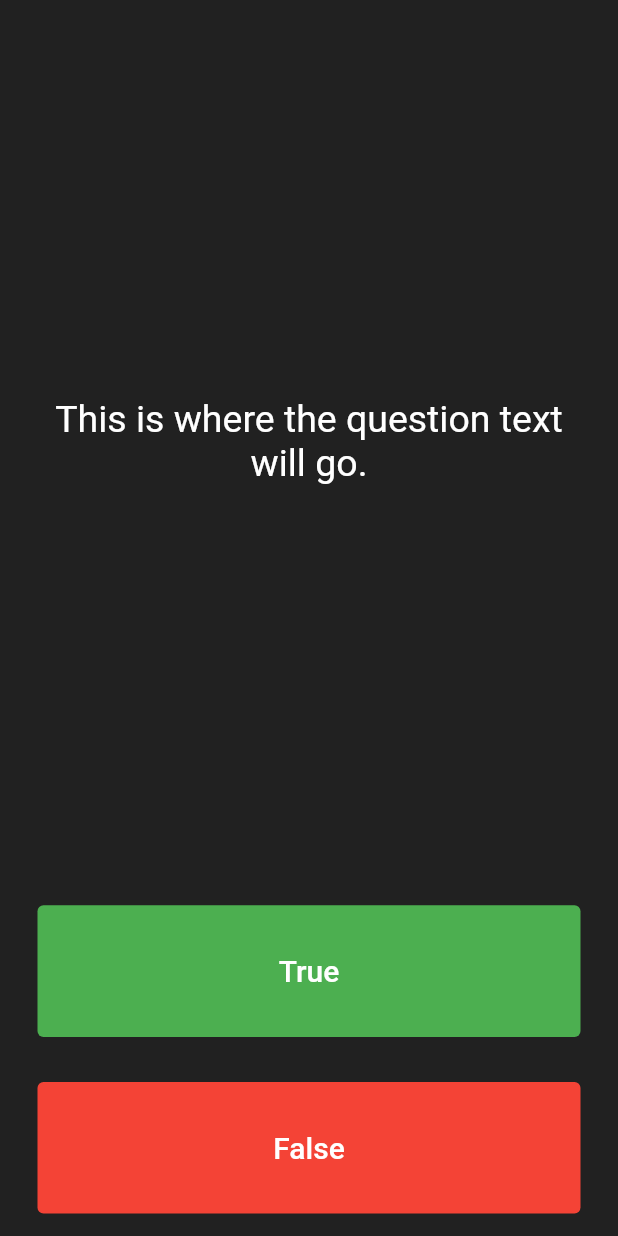
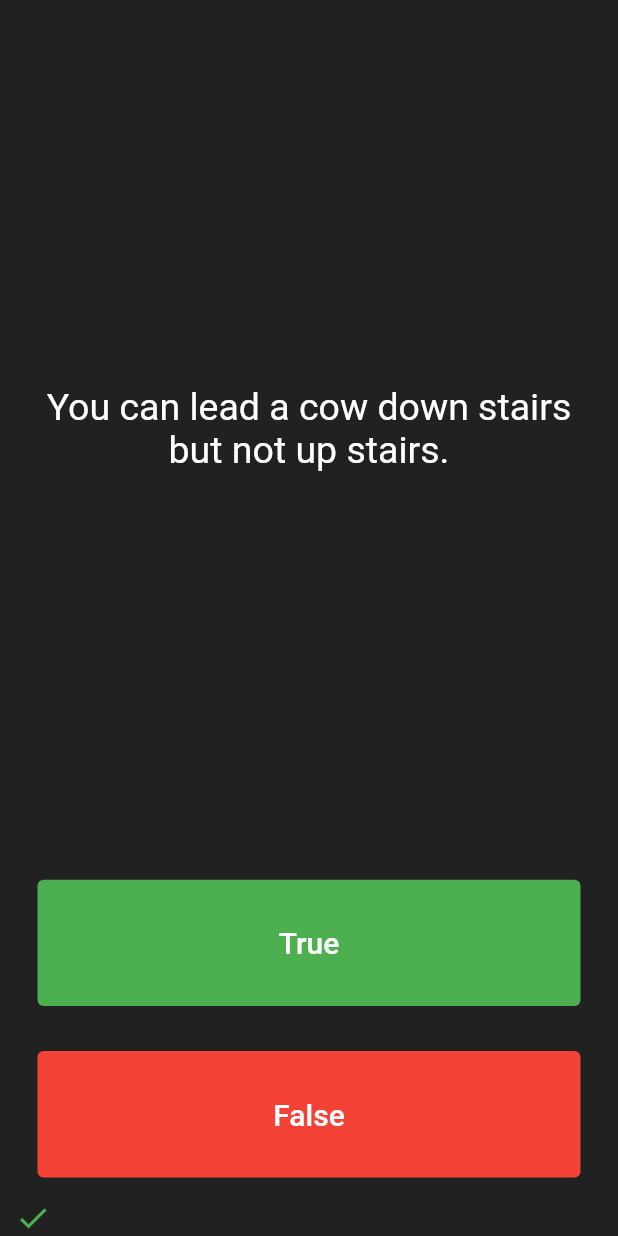
Before and after one commit to MagedGDEV/flutterApps, a Flutter app: the screen it shows after launch, after a tap on "True", on a phone screen of 412 x 824 dp. Run offline on Flutter 3.47's test engine with Material 2 defaults, Android fonts, the phone set to English and light mode, and no system bars; our stand-ins replace rflutter_alert.

Commit message:
finish quizzler app

```diff
--- a/quizzler/lib/main.dart
+++ b/quizzler/lib/main.dart
@@ -1,4 +1,8 @@
 import 'package:flutter/material.dart';
+import 'package:rflutter_alert/rflutter_alert.dart';
+import 'quiz_brain.dart';
+
+QuizBrain quizBrain = QuizBrain();
 
 void main() => runApp(Quizzler());
 
@@ -25,6 +29,35 @@ class QuizPage extends StatefulWidget {
 }
 
 class _QuizPageState extends State<QuizPage> {
+  List<Icon> scoreKeeper = [];
+  Icon correctIcon = Icon(
+    Icons.check,
+    color: Colors.green,
+  );
+  Icon wrongIcon = Icon(
+    Icons.close,
+    color: Colors.red,
+  );
+
+  void checkAnswer(bool userPickedAnswer) {
+    setState(() {
+      if (quizBrain.getQuestionAnswer() == userPickedAnswer) {
+        scoreKeeper.add(correctIcon);
+      } else {
+        scoreKeeper.add(wrongIcon);
+      }
+      if (quizBrain.nextQuestion()) {
+        Alert(
+                context: context,
+                title: "Finished",
+                desc: "You have reached the end of the questions!")
+            .show();
+        scoreKeeper.clear();
+        quizBrain.startOver();
+      }
+    });
+  }
+
   @override
   Widget build(BuildContext context) {
     return Column(
@@ -37,7 +70,7 @@ class _QuizPageState extends State<QuizPage> {
             padding: EdgeInsets.all(10.0),
             child: Center(
               child: Text(
-                'This is where the question text will go.',
+                quizBrain.getQuestionText(),
                 textAlign: TextAlign.center,
                 style: TextStyle(
                   fontSize: 25.0,
@@ -60,6 +93,7 @@ class _QuizPageState extends State<QuizPage> {
                 ),
               ),
               onPressed: () {
+                checkAnswer(true);
                 //The user picked true.
               },
             ),
@@ -78,12 +112,15 @@ class _QuizPageState extends State<QuizPage> {
                 ),
               ),
               onPressed: () {
+                checkAnswer(false);
                 //The user picked false.
               },
             ),
           ),
         ),
-        //TODO: Add a Row here as your score keeper
+        Row(
+          children: scoreKeeper,
+        )
       ],
     );
   }
--- /dev/null
+++ b/quizzler/lib/question.dart
@@ -0,0 +1,6 @@
+class Question {
+  String questionText;
+  bool questionAnswer;
+
+  Question(this.questionText, this.questionAnswer);
+}
--- /dev/null
+++ b/quizzler/lib/quiz_brain.dart
@@ -0,0 +1,45 @@
+import 'question.dart';
+
+class QuizBrain {
+  int _questionNumber = 0;
+
+  List<Question> _questionBank = [
+    Question('Some cats are actually allergic to humans', true),
+    Question('You can lead a cow down stairs but not up stairs.', false),
+    Question('Approximately one quarter of human bones are in the feet.', true),
+    Question('A slug\'s blood is green.', true),
+    Question('Buzz Aldrin\'s mother\'s maiden name was \"Moon\".', true),
+    Question('It is illegal to pee in the Ocean in Portugal.', true),
+    Question(
+        'No piece of square dry paper can be folded in half more than 7 times.',
+        false),
+    Question(
+        'In London, UK, if you happen to die in the House of Parliament, you are technically entitled to a state funeral, because the building is considered too sacred a place.',
+        true),
+    Question(
+        'The loudest sound produced by any animal is 188 decibels. That animal is the African Elephant.',
+        false),
+    Question(
+        'The total surface area of two human lungs is approximately 70 square metres.',
+        true),
+    Question('Google was originally called \"Backrub\".', true),
+    Question(
+        'Chocolate affects a dog\'s heart and nervous system; a few ounces are enough to kill a small dog.',
+        true),
+    Question(
+        'In West Virginia, USA, if you accidentally hit an animal with your car, you are free to take it home to eat.',
+        true),
+  ];
+
+  bool nextQuestion() {
+    if (_questionNumber < _questionBank.length - 1) {
+      _questionNumber++;
+      return false;
+    }
+    return true;
+  }
+
+  void startOver() => _questionNumber = 0;
+  String getQuestionText() => _questionBank[_questionNumber].questionText;
+  bool getQuestionAnswer() => _questionBank[_questionNumber].questionAnswer;
+}
--- a/quizzler/pubspec.yaml
+++ b/quizzler/pubspec.yaml
@@ -35,6 +35,7 @@ dependencies:
   # The following adds the Cupertino Icons font to your application.
   # Use with the CupertinoIcons class for iOS style icons.
   cupertino_icons: ^1.0.2
+  rflutter_alert: ^2.0.7
 
 dev_dependencies:
   flutter_test:
```
Also changed, not shown: quizzler/pubspec.lock, 4 other files.
